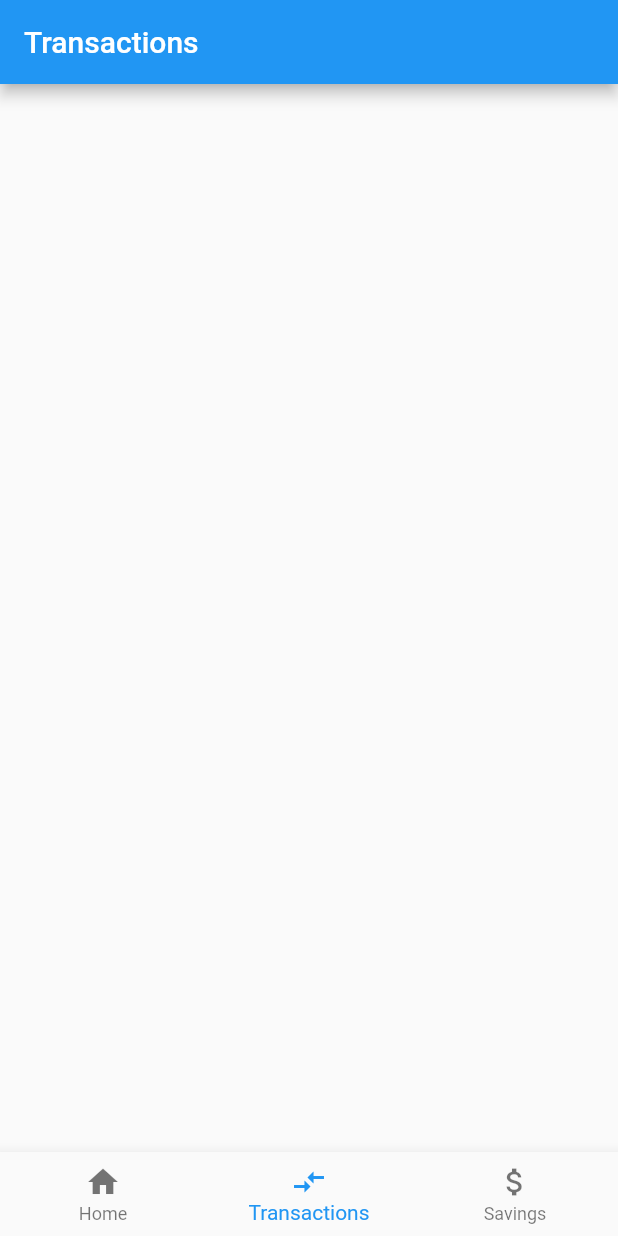
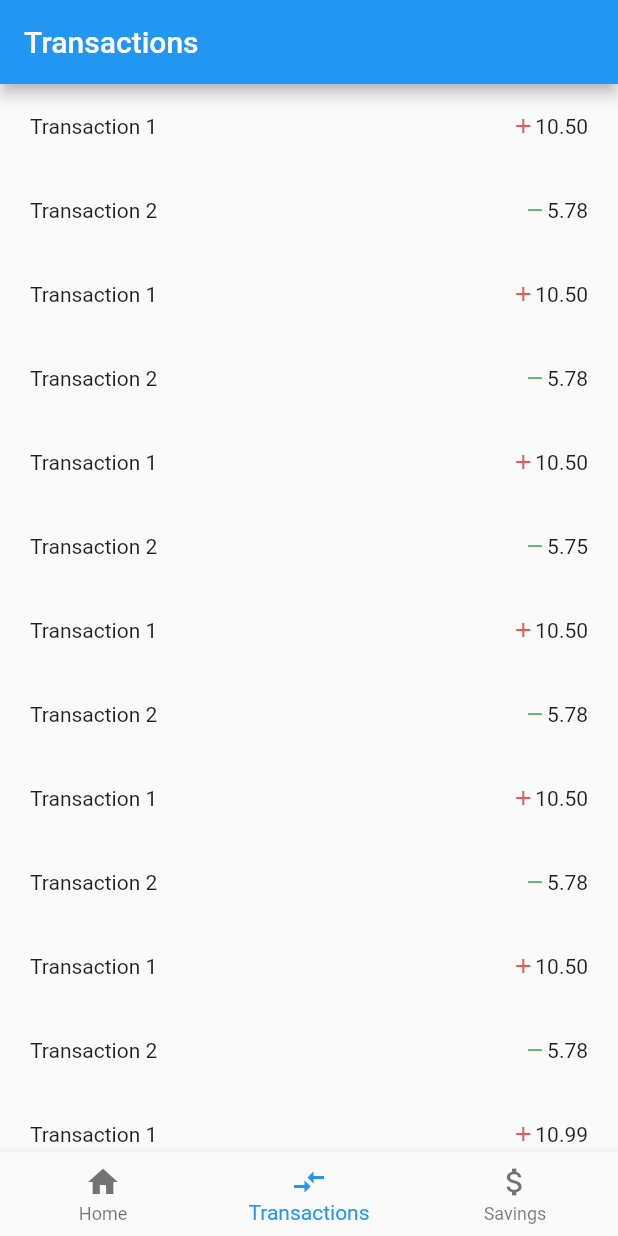
Before and after one commit to joshuamitchell192/Zavers, a Flutter app: the screen it shows after launch, item 2 of the bottom bar chosen, on a phone screen of 412 x 824 dp. Run offline on Flutter 3.47's test engine with Material 2 defaults, Android fonts, the phone set to English and light mode, and no system bars.

Commit message:
Added ListView for transactions and transaction rows

```diff
--- a/saverz/lib/pages/transactions.dart
+++ b/saverz/lib/pages/transactions.dart
@@ -11,15 +11,40 @@ class TransactionsPage extends StatefulWidget {
 
 class _TransactionsPageState extends State<TransactionsPage> {
 
-  Container transactionTile() {
+  Container transactionTile(String title, double value) {
+
+    IconData symbol;
+    Color transactionColour;
+    if (value >= 0) {
+      symbol = Icons.add;
+      transactionColour = Colors.red[400];
+    } else {
+      symbol = Icons.remove;
+      transactionColour = Colors.green[400];
+    }
     return Container(
+
+      margin: const EdgeInsets.all(20),
       child: Row (
         children: <Widget>[
-          Text("Transaction 1")
+          Expanded(
+            child: Text(title),
+          ),
+
+          Container(
+            child: new Icon(symbol, color: transactionColour, size: 16,),
+          ),
+
+          Container(
+            child: Text(value.abs().toStringAsFixed(2)),
+
+          )
         ],
       ),
     );
   }
+
+
 
   Widget build(BuildContext context) {
     return Scaffold(
@@ -30,13 +55,30 @@ class _TransactionsPageState extends State<TransactionsPage> {
         ),
       ),
 
-      body: Center(
-        child: ListView(
-          children: <Widget>[
-
-          ],
-        ),
-      )
+      body: ListView(
+        children: <Widget>[
+          transactionTile("Transaction 1", 10.5),
+          transactionTile("Transaction 2", -5.78),
+          transactionTile("Transaction 1", 10.5),
+          transactionTile("Transaction 2", -5.78),
+          transactionTile("Transaction 1", 10.5),
+          transactionTile("Transaction 2", -5.7456348),
+          transactionTile("Transaction 1", 10.5),
+          transactionTile("Transaction 2", -5.78),
+          transactionTile("Transaction 1", 10.5),
+          transactionTile("Transaction 2", -5.78),
+          transactionTile("Transaction 1", 10.5),
+          transactionTile("Transaction 2", -5.78),
+          transactionTile("Transaction 1", 10.9875),
+          transactionTile("Transaction 2", -5.78),
+          transactionTile("Transaction 1", 10.5),
+          transactionTile("Transaction 2", -5.78),
+          transactionTile("Transaction 1", 10.5),
+          transactionTile("Transaction 2", -5.78),
+          transactionTile("Transaction 1", 10.5),
+          transactionTile("Transaction 2", -5.78),
+        ],
+      ),
     );
   }
 }
```
Also changed, not shown: 1 other file.
